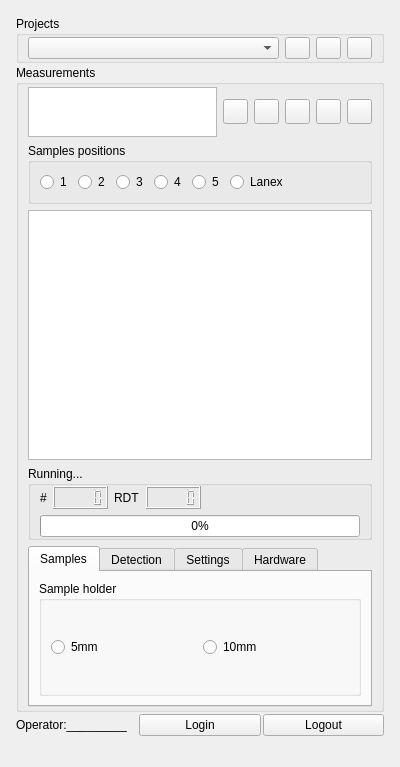
This is DeviceServers/Experiment/experiment_widget.ui in Saldenisov/pyconlyse as Qt 5 draws it before an edit. The edited form follows.
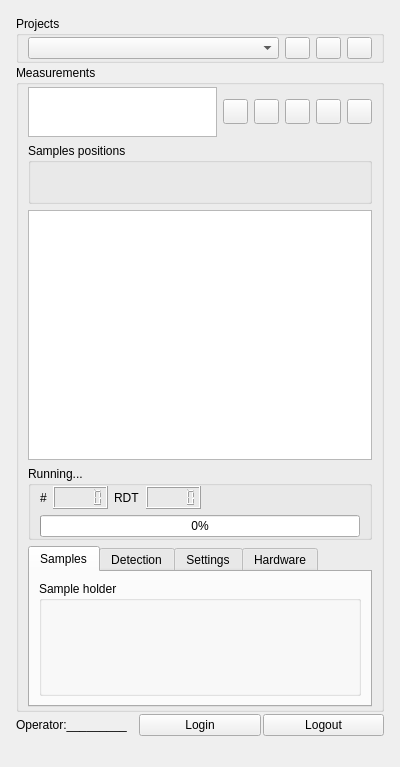
This is the edited form. The open tabs and pages were chosen to show the change. Icons and pictures are not drawn.

Diff of the .ui file:
```diff
--- a/DeviceServers/Experiment/experiment_widget.ui
+++ b/DeviceServers/Experiment/experiment_widget.ui
@@ -239,49 +239,7 @@
             </property>
             <layout class="QHBoxLayout" name="horizontalLayout">
              <item>
-              <widget class="QRadioButton" name="radioButton_sample_1">
-               <property name="text">
-                <string>1</string>
-               </property>
-              </widget>
-             </item>
-             <item>
-              <widget class="QRadioButton" name="radioButton_sample_2">
-               <property name="text">
-                <string>2</string>
-               </property>
-              </widget>
-             </item>
-             <item>
-              <widget class="QRadioButton" name="radioButton_sample_3">
-               <property name="text">
-                <string>3</string>
-               </property>
-              </widget>
-             </item>
-             <item>
-              <widget class="QRadioButton" name="radioButton_sample_4">
-               <property name="text">
-                <string>4</string>
-               </property>
-              </widget>
-             </item>
-             <item>
-              <widget class="QRadioButton" name="radioButton_sample_5">
-               <property name="text">
-                <string>5</string>
-               </property>
-              </widget>
-             </item>
-             <item>
-              <widget class="QRadioButton" name="radioButton_sample_lanex">
-               <property name="text">
-                <string>Lanex</string>
-               </property>
-              </widget>
-             </item>
-             <item>
-              <spacer name="horizontalSpacer_3">
+              <spacer name="horizontalSpacer_samples">
                <property name="orientation">
                 <enum>Qt::Horizontal</enum>
                </property>
@@ -430,22 +388,7 @@
                 <property name="title">
                  <string>Sample holder</string>
                 </property>
-                <layout class="QHBoxLayout" name="horizontalLayout_6">
-                 <item>
-                  <widget class="QRadioButton" name="radioButton_9">
-                   <property name="text">
-                    <string>5mm</string>
-                   </property>
-                  </widget>
-                 </item>
-                 <item>
-                  <widget class="QRadioButton" name="radioButton_10">
-                   <property name="text">
-                    <string>10mm</string>
-                   </property>
-                  </widget>
-                 </item>
-                </layout>
+                <layout class="QHBoxLayout" name="horizontalLayout_samples"/>
                </widget>
               </item>
              </layout>
```
Left out of the diff: 35 changed lines with no effect on the pictures.
